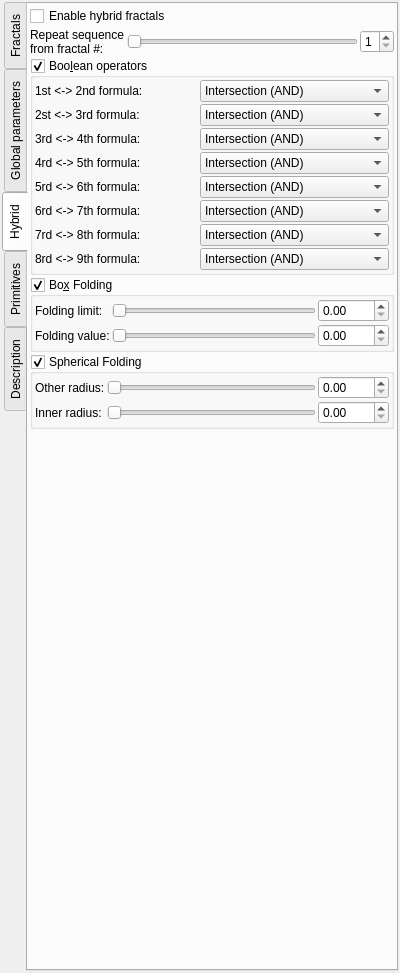
Before: the Qt Designer form mandelbulber2/qt/dock_fractal.ui in buddhi1980/mandelbulber2, drawn with Qt 5.
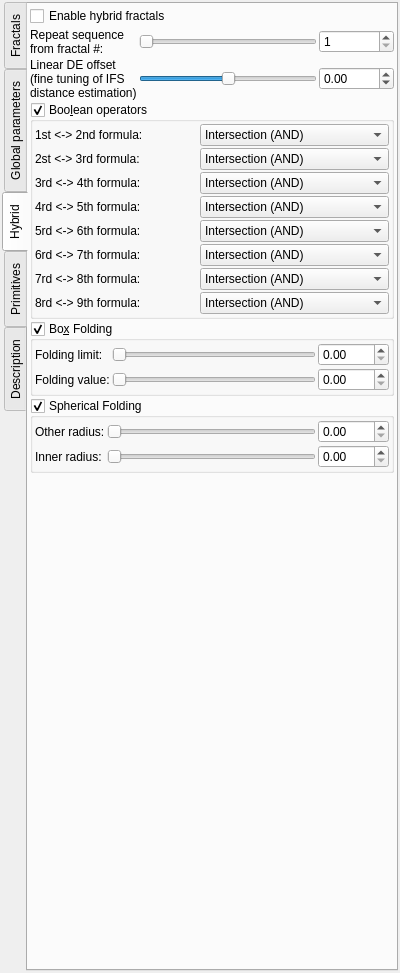
After: the same form once the commit is applied. The open tabs and pages were chosen to show the change. Icons and pictures are not drawn. Custom widgets are drawn as their Qt base class.

Commit message:
Added linear_DE_offset parameter (discussed here: https://github.com/buddhi1980/mandelbulber2/commit/29ff421451ddfb7d346decd6e39c8c2b6341b513#commitcomment-21788629)
Parameter added in Hybrid Enable groupbox on Objects/Hybrid tab

```diff
--- a/mandelbulber2/qt/dock_fractal.ui
+++ b/mandelbulber2/qt/dock_fractal.ui
@@ -1613,6 +1613,65 @@
            </property>
           </widget>
          </item>
+         <item row="2" column="0">
+          <widget class="QLabel" name="label_131">
+           <property name="text">
+            <string>Linear DE offset
+(fine tuning of IFS
+distance estimation)</string>
+           </property>
+          </widget>
+         </item>
+         <item row="2" column="1">
+          <widget class="QSlider" name="slider_linear_DE_offset">
+           <property name="sizePolicy">
+            <sizepolicy hsizetype="Expanding" vsizetype="Maximum">
+             <horstretch>0</horstretch>
+             <verstretch>0</verstretch>
+            </sizepolicy>
+           </property>
+           <property name="minimum">
+            <number>-500</number>
+           </property>
+           <property name="maximum">
+            <number>500</number>
+           </property>
+           <property name="singleStep">
+            <number>1</number>
+           </property>
+           <property name="orientation">
+            <enum>Qt::Horizontal</enum>
+           </property>
+          </widget>
+         </item>
+         <item row="2" column="2">
+          <widget class="MyDoubleSpinBox" name="spinbox_linear_DE_offset">
+           <property name="sizePolicy">
+            <sizepolicy hsizetype="Minimum" vsizetype="Maximum">
+             <horstretch>0</horstretch>
+             <verstretch>0</verstretch>
+            </sizepolicy>
+           </property>
+           <property name="prefix">
+            <string/>
+           </property>
+           <property name="suffix">
+            <string/>
+           </property>
+           <property name="decimals">
+            <number>2</number>
+           </property>
+           <property name="minimum">
+            <double>-1000.000000000000000</double>
+           </property>
+           <property name="maximum">
+            <double>1000.000000000000000</double>
+           </property>
+           <property name="singleStep">
+            <double>0.100000000000000</double>
+           </property>
+          </widget>
+         </item>
         </layout>
        </item>
        <item>
```
Left out of the diff: 34 changed lines with no effect on the pictures. The commit also changes 4 other files.
